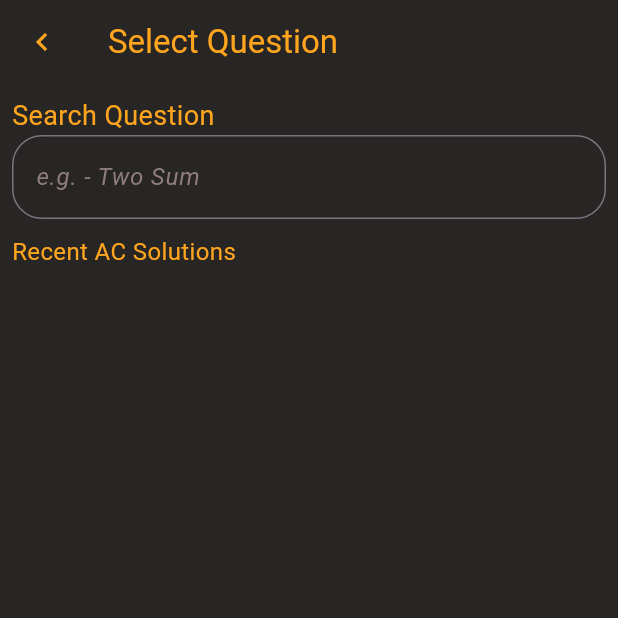
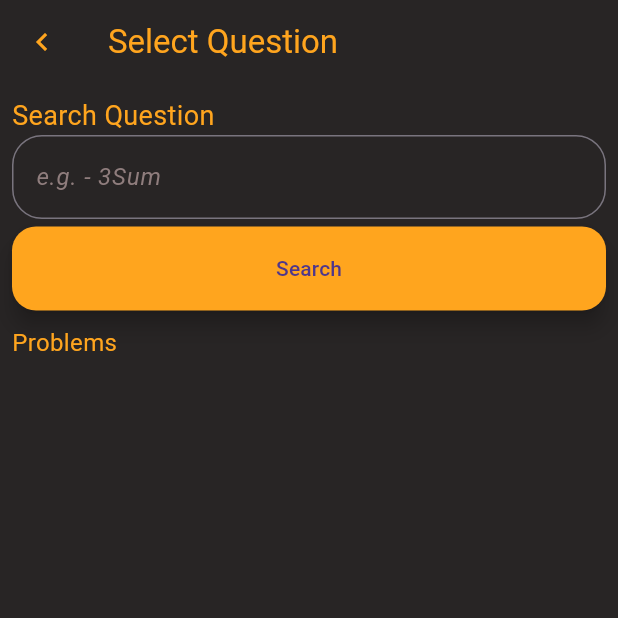
Before and after one commit to aniketTCodes/Leetcode-Tracker, a Flutter app: the SearchQuestionView screen opened directly with empty values, on a phone screen of 412 x 824 dp, the top half of it. Run offline on Flutter 3.47's test engine with Material 3 defaults, Android fonts, the phone set to English and light mode, and no system bars; our stand-ins replace bloc, cloud_firestore, dartz, firebase_auth, firebase_core, flutter_bloc and 3 more; accounts and stored records are empty; network calls fail.

Commit message:
Search quesiton completed

```diff
--- a/lib/core/constants/errors.dart
+++ b/lib/core/constants/errors.dart
@@ -2,3 +2,4 @@ const String unknownErrorMessage = 'Unknown error occurred';
 const String leetcodeProfileDoesNotExistErrorMessage = 'No profile found with this username';
 const String userNotSignedInErrorMessage = 'Sign in to continue';
 const String couldNotFetchDataError = 'Error fetching data';
+const String emptySearchKeywordErrorMessage = 'Search keywords cannot be empty';
--- a/lib/features/leetcode_api/data/service/leetcode_service.dart
+++ b/lib/features/leetcode_api/data/service/leetcode_service.dart
@@ -10,8 +10,6 @@ import 'dart:developer' as dev show log;
 
 import 'package:leetcode_tracker/features/solutions/data/models/recent_ac_model.dart';
 
-// Future<RecentAcModel> getRecentAcSubmissions(String username);
-// Future<ProblemSetModel> getProblemSet(String searchKeyword,int limit);
 class LeetcodeService {
   Future<ProblemSetModel> getProblemSet(String searchKeyword, int limit) async {
     try {
--- a/lib/features/solutions/bloc/bloc/solution_event.dart
+++ b/lib/features/solutions/bloc/bloc/solution_event.dart
@@ -8,3 +8,9 @@
 
   SolutionInitEvent({this.question});
 }
+
+final class SearchQuestionEvent extends SolutionEvent{
+  final String searchKeyword;
+
+  SearchQuestionEvent({required this.searchKeyword});
+}
--- a/lib/features/solutions/bloc/bloc/solution_state.dart
+++ b/lib/features/solutions/bloc/bloc/solution_state.dart
@@ -6,16 +6,17 @@ sealed class SolutionState {}
 class SolutionLoadingState extends SolutionState {}
 
 class SolutionSearchState extends SolutionState {
-  final List<Question> questions;
+  final List<Question>? questions;
   final bool hasErrors;
   final String? errorMessage;
+  final String loadingMessage;
 
   SolutionSearchState(
-      {required this.questions, this.hasErrors = false, this.errorMessage});
+      {required this.questions, this.hasErrors = false, this.errorMessage,required this.loadingMessage});
 
   SolutionSearchState copyWith(String message) {
     return SolutionSearchState(
-        questions: questions, hasErrors: true, errorMessage: message);
+        questions: questions, hasErrors: true, errorMessage: message,loadingMessage: loadingMessage);
   }
 }
 
--- a/lib/features/solutions/view/search_question_view.dart
+++ b/lib/features/solutions/view/search_question_view.dart
@@ -1,10 +1,15 @@
 import 'package:flutter/material.dart';
+import 'package:flutter_bloc/flutter_bloc.dart';
 import 'package:leetcode_tracker/core/constants/app_colors.dart';
+import 'package:leetcode_tracker/features/solutions/bloc/bloc/solution_bloc.dart';
 import 'package:leetcode_tracker/features/solutions/data/models/problem_set_model.dart';
+import 'dart:developer' as dev show log;
 
 class SearchQuestionView extends StatefulWidget {
-  final List<Question> questions;
-  const SearchQuestionView({super.key, required this.questions});
+  final List<Question>? questions;
+  final String loadingMessage;
+  const SearchQuestionView(
+      {super.key, required this.questions, required this.loadingMessage});
 
   @override
   State<SearchQuestionView> createState() => _SearchQuestionViewState();
@@ -13,12 +18,11 @@ class SearchQuestionView extends StatefulWidget {
 class _SearchQuestionViewState extends State<SearchQuestionView> {
   final TextEditingController _searchKeywordController =
       TextEditingController();
-  List<Question> questions = [];
 
   @override
-  void initState() {
-    questions.addAll(widget.questions);
-    super.initState();
+  void dispose() {
+    _searchKeywordController.dispose();
+    super.dispose();
   }
 
   @override
@@ -53,7 +57,6 @@ class _SearchQuestionViewState extends State<SearchQuestionView> {
               style: TextStyle(color: appYellow, fontSize: 18),
             ),
             TextField(
-              keyboardType: TextInputType.multiline,
               controller: _searchKeywordController,
               decoration: const InputDecoration(
                 border: OutlineInputBorder(
@@ -73,7 +76,7 @@ class _SearchQuestionViewState extends State<SearchQuestionView> {
                     color: appYellow,
                   ),
                 ),
-                hintText: 'e.g. - Two Sum',
+                hintText: 'e.g. - 3Sum',
                 hintStyle: TextStyle(
                     color: Color.fromARGB(255, 143, 125, 125),
                     fontStyle: FontStyle.italic,
@@ -85,21 +88,47 @@ class _SearchQuestionViewState extends State<SearchQuestionView> {
               cursorColor: appYellow,
             ),
             const SizedBox(
+              height: 5,
+            ),
+            Center(
+              child: SizedBox(
+                width: MediaQuery.of(context).size.width - 16,
+                child: FloatingActionButton(
+                  backgroundColor: appYellow,
+                  onPressed: () {
+                    if (widget.questions != null) {
+                      context.read<SolutionBloc>().add(SearchQuestionEvent(
+                          searchKeyword: _searchKeywordController.text));
+                    }
+                  },
+                  child: const Text('Search'),
+                ),
+              ),
+            ),
+            const SizedBox(
               height: 10,
             ),
             const Text(
-              'Recent AC Solutions',
+              'Problems',
               style: TextStyle(
                 color: appYellow,
                 fontSize: 16,
               ),
             ),
             Expanded(
-              child: ListView.builder(
-                itemCount: widget.questions.length,
+              child: Builder(
+                builder: (context) {
+                  if (widget.questions != null) {
+                    return ListView.builder(
+                      itemCount: widget.questions!.length,
                       itemBuilder: (context, index) {
-                  final quesiton = widget.questions[index];
-                  return Card(
+                        final quesiton = widget.questions![index];
+                        return GestureDetector(
+                          onTap: () {
+                            dev.log(
+                                "Tapped on ${widget.questions![index].title}");
+                          },
+                          child: Card(
                             color: const Color.fromARGB(255, 81, 73, 68),
                             child: Padding(
                               padding: const EdgeInsets.all(16),
@@ -121,7 +150,8 @@ class _SearchQuestionViewState extends State<SearchQuestionView> {
                                       Text(
                                         quesiton.difficulty,
                                         style: TextStyle(
-                                    color: getColor(quesiton.difficulty),
+                                            color:
+                                                getColor(quesiton.difficulty),
                                             fontSize: 13,
                                             fontStyle: FontStyle.italic),
                                       ),
@@ -139,6 +169,24 @@ class _SearchQuestionViewState extends State<SearchQuestionView> {
                                   )
                                 ],
                               ),
+                            ),
+                          ),
+                        );
+                      },
+                    );
+                  }
+                  return Center(
+                    child: Column(
+                      mainAxisSize: MainAxisSize.min,
+                      children: [
+                        const CircularProgressIndicator(
+                          color: appYellow,
+                        ),
+                        Text(
+                          widget.loadingMessage,
+                          style: const TextStyle(color: appYellow),
+                        )
+                      ],
                     ),
                   );
                 },
```
Also changed, not shown: lib/features/solutions/bloc/bloc/solution_bloc.dart (+39 -10 lines), lib/features/solutions/view/solution_view.dart (+10 -2 lines). Lines whose indentation alone changed are shown as unchanged.
